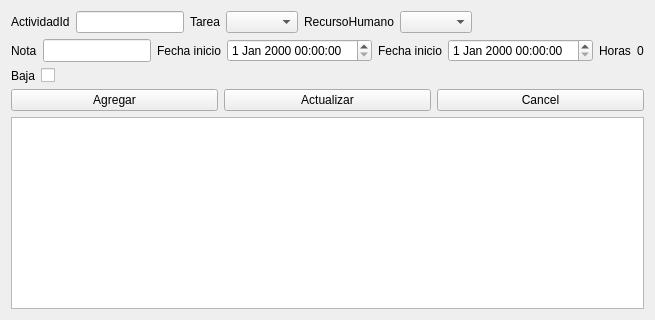
Before: the Qt Designer form views/ui/actividad_form.ui in CocoMarck/administracionDeActividades, drawn with Qt 5.
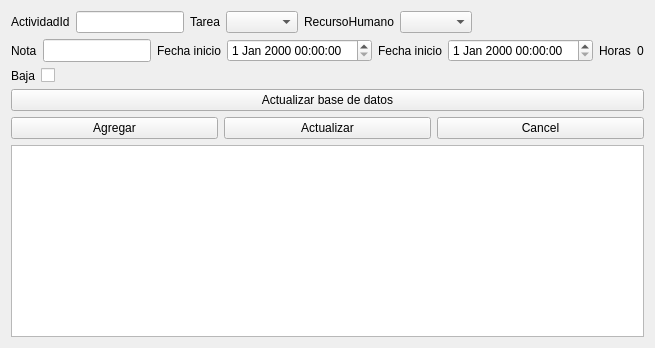
After: the same form once the commit is applied.

```diff
--- a/views/ui/actividad_form.ui
+++ b/views/ui/actividad_form.ui
@@ -266,6 +266,25 @@
     
     
     
+    <!-- Boton para actualizar base de datos-->
+    <item>
+     <widget class="QPushButton" name="button_update_database">
+      <property name="text">
+       <string>Actualizar base de datos</string>
+      </property>
+
+      <property name="sizePolicy">
+       <sizepolicy hsizetype="Preferred" vsizetype="Fixed">
+        <horstretch>1</horstretch><verstretch>1</verstretch>
+       </sizepolicy>
+      </property>
+
+     </widget>
+    </item>
+    
+    
+    
+    
     <!-- Agragar actualizar y cancelar-->
     <item>
     <layout class="QHBoxLayout">
```
Left out of the diff: 1 changed line with no effect on the pictures.
